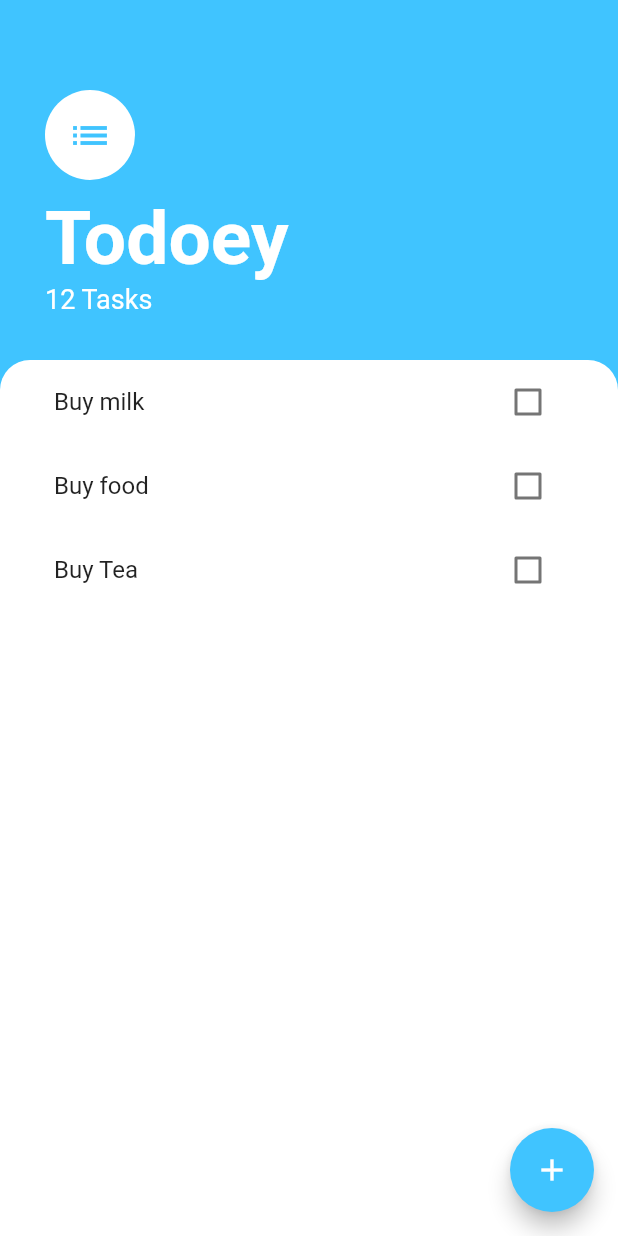
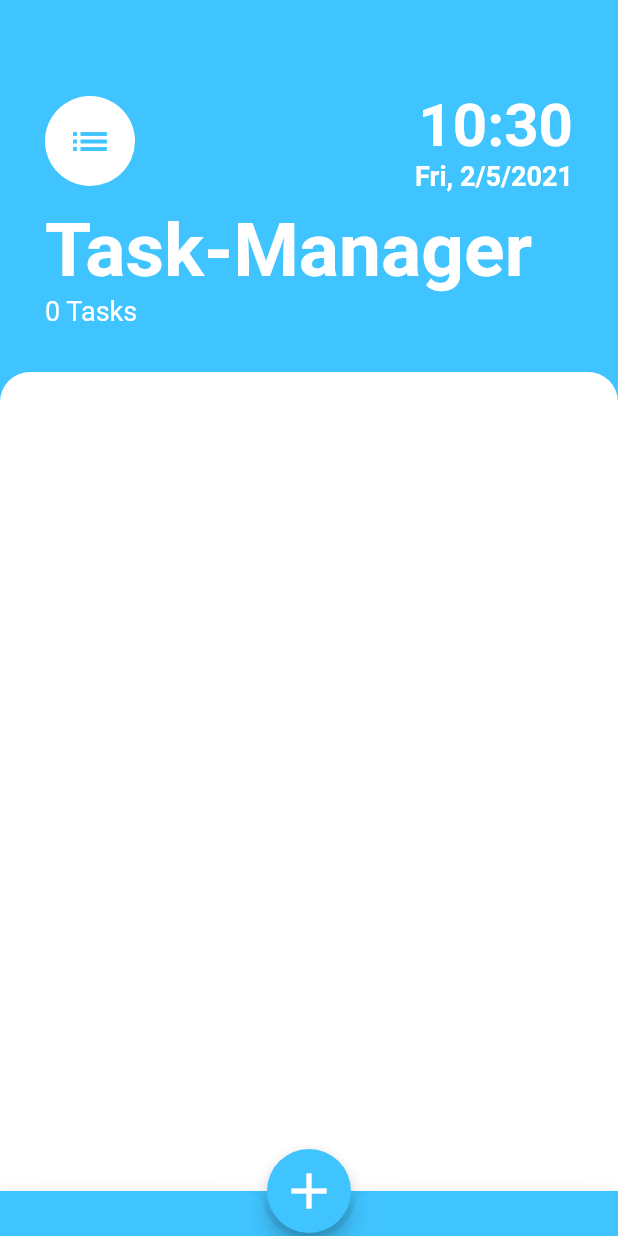
Before and after one commit to ravi-83/Task-Manager-App, a Flutter app: the screen it shows after launch, on a phone screen of 412 x 824 dp. Run offline on Flutter 3.47's test engine with Material 2 defaults, Android fonts, the phone set to English and light mode, and no system bars.

Commit message:
Task Manager

```diff
--- /dev/null
+++ b/lib/clock.dart
@@ -0,0 +1,60 @@
+import 'package:flutter/material.dart';
+import 'package:intl/intl.dart';
+class Clock extends StatelessWidget {
+  @override
+  Widget build(BuildContext context) {
+    final clock = Stream<DateTime>.periodic(const Duration(seconds: 1), (_) {
+      return DateTime.now();
+    });
+    return StreamBuilder<DateTime>(
+      stream: clock,
+      builder: (context, snapshot) {
+        if (snapshot.hasData) {
+          return Text(DateFormat.Hm().format(DateTime.now()),
+            style: TextStyle(
+              color: Colors.white,
+              fontWeight: FontWeight.bold,
+              fontSize: 40,
+            ),
+          );
+        }
+        return Text(DateFormat.Hm().format(DateTime.now()),
+        style: TextStyle(
+          color: Colors.white,
+          fontWeight: FontWeight.bold,
+
+        ),);
+      },
+    );
+  }
+}
+
+
+class Calender extends StatelessWidget {
+  @override
+  Widget build(BuildContext context) {
+    final clock = Stream<DateTime>.periodic(const Duration(seconds: 1), (_) {
+      return DateTime.now();
+    });
+    return StreamBuilder<DateTime>(
+      stream: clock,
+      builder: (context, snapshot) {
+        if (snapshot.hasData) {
+          return Text(DateFormat.yMEd().format(DateTime.now()),
+            style: TextStyle(
+              color: Colors.white,
+              fontWeight: FontWeight.bold,
+              fontSize: 18,
+            ),
+          );
+        }
+        return Text(DateFormat.yMEd().format(DateTime.now()),
+          style: TextStyle(
+            color: Colors.white,
+            fontWeight: FontWeight.bold,
+
+          ),);
+      },
+    );
+  }
+}
--- a/lib/main.dart
+++ b/lib/main.dart
@@ -1,5 +1,9 @@
 import 'package:flutter/material.dart';
+import 'package:provider/provider.dart';
+import 'package:to_do/tasks/task_data.dart';
 import 'screens/task_screen.dart';
+import 'tasks/task_data.dart';
+
 
 void main() {
   runApp(MyApp());
@@ -8,8 +12,12 @@ void main() {
 class MyApp extends StatelessWidget {
   @override
   Widget build(BuildContext context) {
-    return MaterialApp(
-      home: TaskScreen(),
+    return ChangeNotifierProvider<TaskData>(
+      lazy: true,
+      create: (context)=>TaskData(),
+      child: MaterialApp(
+        home: TaskScreen(),
+      ),
     );
   }
 }
--- a/lib/screens/task_screen.dart
+++ b/lib/screens/task_screen.dart
@@ -1,10 +1,14 @@
 import 'package:flutter/material.dart';
+import 'package:provider/provider.dart';
 import 'package:to_do/screens/add_task_screen.dart';
+//import 'package:to_do/task.dart';
 import 'package:to_do/tasks/task_tile.dart';
+import 'package:to_do/tasks/task_data.dart';
+import 'package:to_do/clock.dart';
 
+DateTime time=DateTime.now();
 
 class TaskScreen extends StatelessWidget {
-
   @override
   Widget build(BuildContext context) {
     return Scaffold(
@@ -13,12 +17,18 @@ class TaskScreen extends StatelessWidget {
         crossAxisAlignment: CrossAxisAlignment.start,
         children: [
           Container(
+            color: Colors.lightBlueAccent,
             padding: EdgeInsets.only(top: 60,left: 30,bottom: 30,right: 30),
             child: Column(
               //mainAxisAlignment: MainAxisAlignment.start,
               crossAxisAlignment: CrossAxisAlignment.start,
 
               children: [
+
+                Row(
+                  mainAxisAlignment : MainAxisAlignment.spaceBetween,
+                  children: [
+
                     CircleAvatar(
                       child: Icon(
                         Icons.list,
@@ -29,17 +39,28 @@ class TaskScreen extends StatelessWidget {
                       backgroundColor: Colors.white,
                       radius: 30,
                     ),
+                    Column(
+                      //mainAxisAlignment: MainAxisAlignment.end,
+                      crossAxisAlignment: CrossAxisAlignment.end,
+                      children: [
+                        Clock(),
+                        Calender(),
+                      ],
+                    ),
+                  ],
+                ),
                 SizedBox(height: 10,),
                 Text(
-                  'Todoey',
+                  'Task-Manager',
                   style: TextStyle(
                     color: Colors.white,
                     fontSize: 50,
                     fontWeight: FontWeight.w700,
                   ),
                 ),
+
                 Text(
-                  '12 Tasks',
+                  '${Provider.of<TaskData>(context).taskCount} Tasks',
                   style: TextStyle(
                     color: Colors.white,
                     fontSize: 18,
@@ -66,15 +87,37 @@ class TaskScreen extends StatelessWidget {
         ],
       ),
       floatingActionButton: FloatingActionButton(
+        // shape: RoundedRectangleBorder(
+        //   borderRadius: BorderRadius.circular(20),
+        // ),
         onPressed: (){
           showModalBottomSheet(
               context: context,
-            builder: (context)=>AddTaskScreen(),
+              isScrollControlled: true,
+              builder: (context) => SingleChildScrollView(
+                  child:Container(
+                    padding: EdgeInsets.only(bottom: MediaQuery.of(context).viewInsets.bottom),
+                    child: AddTaskScreen(),
+                  )
+              )
           );
         },
         backgroundColor: Colors.lightBlueAccent,
-        child: Icon(Icons.add),
+        child: Icon(
+          Icons.add,
+          size: 40,
         ),
+      ),
+     bottomNavigationBar: BottomAppBar(
+       clipBehavior: Clip.antiAliasWithSaveLayer,
+      shape: CircularNotchedRectangle(),
+
+       child: Container(
+         height: 30,
+         color: Colors.lightBlueAccent,
+       ),
+     ),
+     floatingActionButtonLocation: FloatingActionButtonLocation.centerDocked,
     );
   }
 }
--- /dev/null
+++ b/lib/tasks/task_data.dart
@@ -0,0 +1,33 @@
+import 'package:flutter/foundation.dart';
+import 'package:to_do/task.dart';
+import 'dart:collection';
+
+
+class TaskData extends ChangeNotifier{
+  List<Task> _list=[
+    // Task(name: 'Buy milk'),
+    // Task(name: 'Buy food'),
+    // Task(name: 'Buy Tea'),
+  ];
+  int get taskCount{
+    return _list.length;
+  }
+  UnmodifiableListView<Task> get tasks {
+    return UnmodifiableListView(_list);
+  }
+
+  void addTask(String text){
+    final task = Task(name: text);
+    _list.add(task);
+    notifyListeners();
+  }
+  void updateTask(Task task) {
+    task.toggleDone();
+    notifyListeners();
+  }
+
+  void deleteTask(Task task) {
+    _list.remove(task);
+    notifyListeners();
+  }
+}
--- a/lib/tasks/task_tile.dart
+++ b/lib/tasks/task_tile.dart
@@ -1,36 +1,34 @@
 import 'package:flutter/material.dart';
+import 'package:provider/provider.dart';
 import 'package:to_do/tasks/task_list.dart';
+import 'task_data.dart';
 import 'package:to_do/task.dart';
-class TaskTile extends StatefulWidget {
 
-  @override
-  _TaskTileState createState() => _TaskTileState();
-}
 
-class _TaskTileState extends State<TaskTile> {
 
-  List<Task> list=[
-    Task(name: 'Buy milk'),
-    Task(name: 'Buy food'),
-    Task(name: 'Buy Tea'),
-  ];
+class TaskTile extends StatelessWidget {
   @override
   Widget build(BuildContext context) {
-    return ListView.builder(
-      itemCount: list.length,
+    return Consumer<TaskData>(
+      builder: (context,taskData,child) =>ListView.builder(
+        itemCount: taskData.taskCount,
         itemBuilder: (context, index){
+          final task = taskData.tasks[index];
           return (
               TasksList(
-              textTitle: list[index].name,
-              isChecked: list[index].isDone,
-              onMake: (checkBoxState) {
-                setState(() {
-                  list[index].toggleDone();
-                });
+                textTitle: task.name,
+                isChecked: task.isDone,
+                onMake:(checkboxState) {
+                  taskData.updateTask(task);
+                },
+                onLongPressing: () {
+                  taskData.deleteTask(task);
               },
               )
           );
+
         },
+      ),
     );
   }
 }
--- a/pubspec.yaml
+++ b/pubspec.yaml
@@ -28,6 +28,8 @@ dependencies:
   # The following adds the Cupertino Icons font to your application.
   # Use with the CupertinoIcons class for iOS style icons.
   cupertino_icons: ^1.0.0
+  provider: ^4.3.2+2
+  intl: ^0.16.1
 
 dev_dependencies:
   flutter_test:
```
Also changed, not shown: lib/screens/add_task_screen.dart (+36 -4 lines), lib/tasks/task_list.dart (+28 -7 lines), pubspec.lock. Lines whose indentation alone changed are shown as unchanged.
